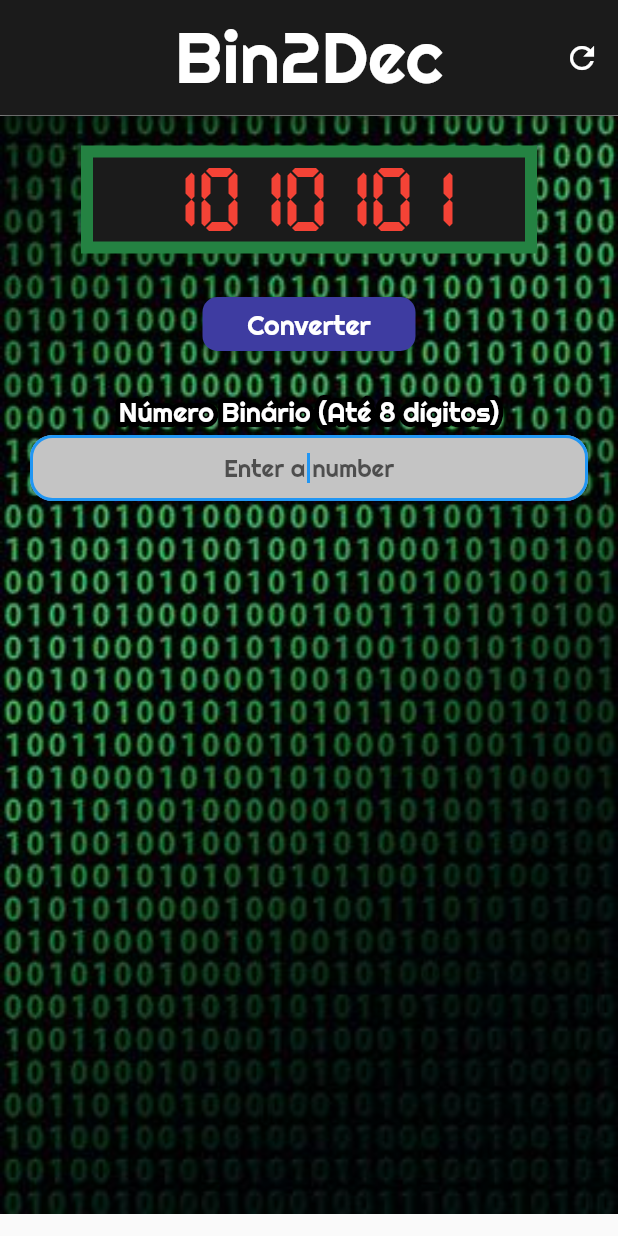
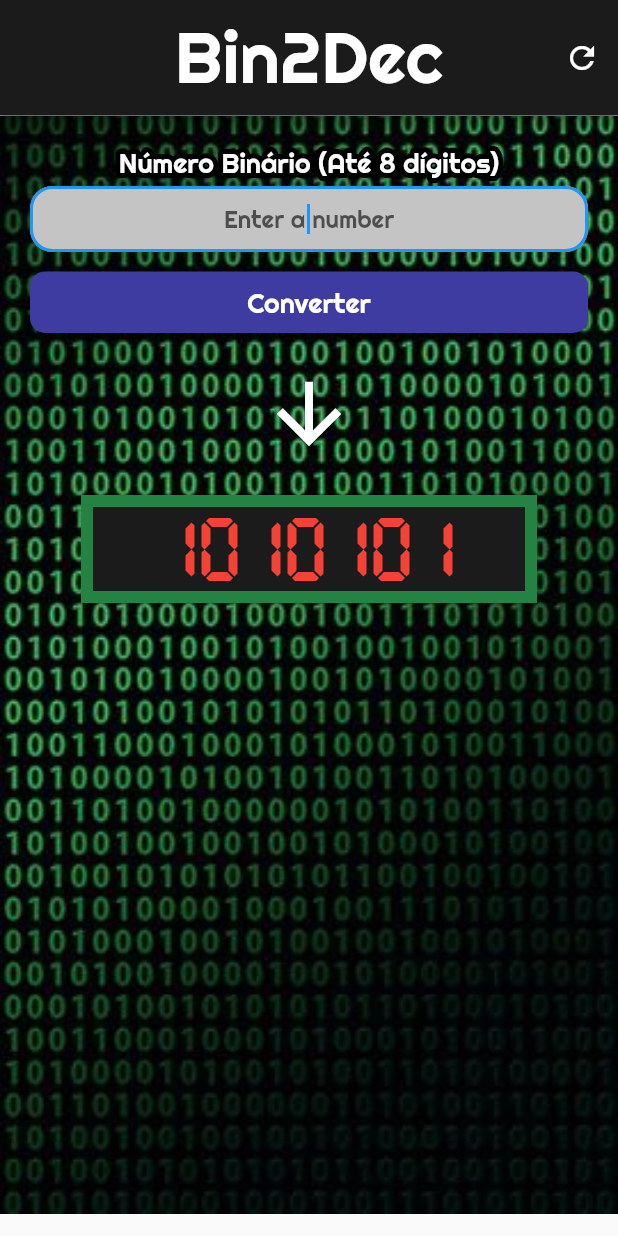
Before and after one commit to EmanuelDms/Bin2Dec, a Flutter app: the screen it shows after launch, on a phone screen of 412 x 824 dp. Run offline on Flutter 3.47's test engine with Material 2 defaults, Android fonts, the phone set to English and light mode, and no system bars; drawn by our look-alikes of bordered_text; our stand-ins replace google_fonts.

Commit message:
feat & refactor: add a arrow_downward & refactor Change layout according figma

```diff
--- a/lib/Home.dart
+++ b/lib/Home.dart
@@ -54,49 +54,6 @@ class _HomeState extends State<Home> {
                 child: Column(
                   crossAxisAlignment: CrossAxisAlignment.stretch,
                   children: <Widget>[
-                    Center(
-                      child: Container(
-                        width: 304,
-                        height: 72,
-                        child: Column(
-                          mainAxisAlignment: MainAxisAlignment.center,
-                          children: <Widget>[
-                            Text(
-                              "1010101",
-                              textAlign: TextAlign.center,
-                              style: TextStyle(
-                                fontSize: 64,
-                                color: Colors.red,
-                                fontFamily: 'DigitalDisplay',
-                              ),
-                            ),
-                          ],
-                        ),
-                        decoration: BoxDecoration(
-                          color: colorBlack,
-                          border: Border.all(
-                            color: const Color.fromRGBO(36, 130, 66, 1),
-                            width: 8,
-                          ),
-                        ),
-                      ),
-                    ),
-                    Container(
-                      margin:
-                          EdgeInsets.symmetric(vertical: 23, horizontal: 115.0),
-                      child: RaisedButton(
-                        onPressed: () {},
-                        color: colorRaisedButton,
-                        child: Text(
-                          "Converter",
-                          style: GoogleFonts.righteous(
-                              fontSize: 18.0, color: Colors.white),
-                        ),
-                        shape: RoundedRectangleBorder(
-                          borderRadius: BorderRadius.circular(10.0),
-                        ),
-                      ),
-                    ),
                     BorderedText(
                       strokeWidth: 6.9,
                       strokeColor: Colors.black,
@@ -144,6 +101,58 @@ class _HomeState extends State<Home> {
                         ),
                       ),
                     ),
+                    Container(
+                      width: 123,
+                      height: 41,
+                      margin: EdgeInsets.fromLTRB(0, 13, 0, 0),
+                      child: RaisedButton(
+                        onPressed: () {},
+                        color: colorRaisedButton,
+                        child: Text(
+                          "Converter",
+                          style: GoogleFonts.righteous(
+                              fontSize: 18.0, color: Colors.white),
+                        ),
+                        shape: RoundedRectangleBorder(
+                          borderRadius: BorderRadius.circular(10.0),
+                        ),
+                      ),
+                    ),
+                    Container(
+                      margin: EdgeInsets.fromLTRB(0, 22, 0, 22),
+                      child: Icon(
+                        Icons.arrow_downward,
+                        color: Colors.white,
+                        size: 64,
+                      ),
+                    ),
+                    Center(
+                      child: Container(
+                        width: 304,
+                        height: 72,
+                        child: Column(
+                          mainAxisAlignment: MainAxisAlignment.center,
+                          children: <Widget>[
+                            Text(
+                              "1010101",
+                              textAlign: TextAlign.center,
+                              style: TextStyle(
+                                fontSize: 64,
+                                color: Colors.red,
+                                fontFamily: 'DigitalDisplay',
+                              ),
+                            ),
+                          ],
+                        ),
+                        decoration: BoxDecoration(
+                          color: colorBlack,
+                          border: Border.all(
+                            color: const Color.fromRGBO(36, 130, 66, 1),
+                            width: 8,
+                          ),
+                        ),
+                      ),
+                    ),
                   ],
                 ),
               ),
```
